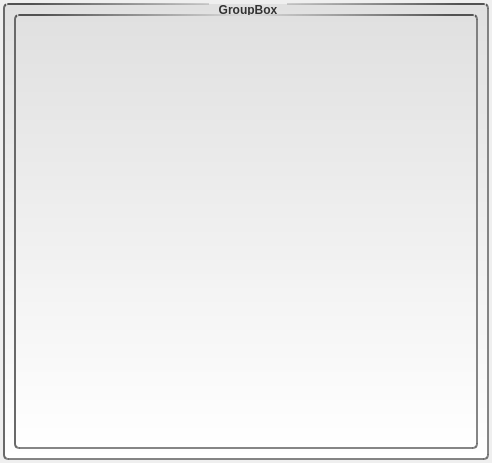
Above: uis/mdtable.ui from mainster/WorktimeManager before the change. Below: the same form after it.
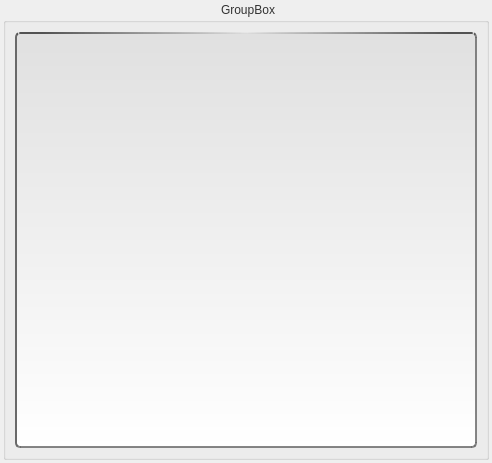
That is the form after the change.

What changed in the file:
```diff
--- a/uis/mdtable.ui
+++ b/uis/mdtable.ui
@@ -17,17 +17,19 @@
    <string notr="true">QGroupBox::title {
    	subcontrol-origin: margin; /* margin boarder padding content */
    	subcontrol-position: top center; /* position at the top center */
+   	font: italic 9pt &quot;Arial&quot;;
+   	font-weight: bold;
    	top: 1.0ex;   
   	padding: 0px 8px;
 	color:  rgba(50,50,50,255);
 } [select=false] {
 	color:  rgba(245,0,0,255);
 } 
-QGroupBox {
+QGroupBox, QGroupBox [select=false] {
 	margin-top: 1ex; /*margin-bottom: 2px; margin-left: 2px; margin-right: 2px;*/
-   	font: italic 9pt &quot;Arial&quot;;
-   	font-weight: bold;
    	background-color: qlineargradient(x1: 0, y1: 0, x2: 0, y2: 1, stop: 0 #E0E0E0, stop: 1 #FFFFFF);
+   	font: 9pt &quot;Arial&quot;;
+   	font-weight: normal;
    	border-radius: 5px;
 	border: 2px solid;
 	border-top-color: qlineargradient(spread:reflect, x1:0, y1:0, x2:0.5, y2:0, stop:0.10 rgba(82, 82, 82, 255), stop:1 rgba(169, 169, 169,20));
@@ -47,8 +49,8 @@
 }
 QTableView {
 	margin-top: 1ex; /*margin-bottom: 2px; margin-left: 2px; margin-right: 2px;*/
-   	font: italic 9pt &quot;Arial&quot;;
-   	font-weight: bold;
+   	font: 9pt &quot;Arial&quot;;
+   	font-weight: normal;
    	background-color: qlineargradient(x1: 0, y1: 0, x2: 0, y2: 1, stop: 0 #E0E0E0, stop: 1 #FFFFFF);
    	border-radius: 5px;
 	border: 2px solid;
```
